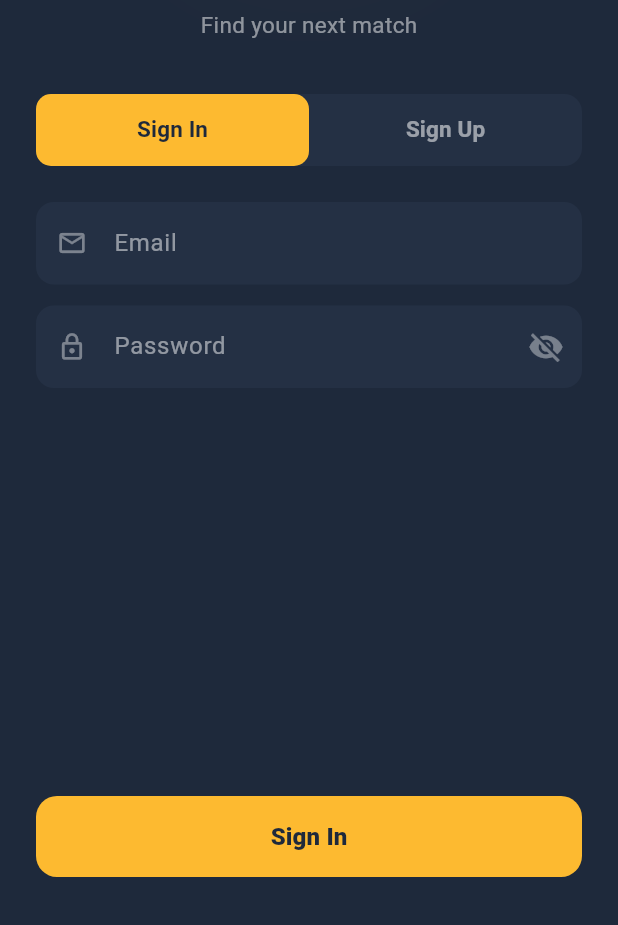
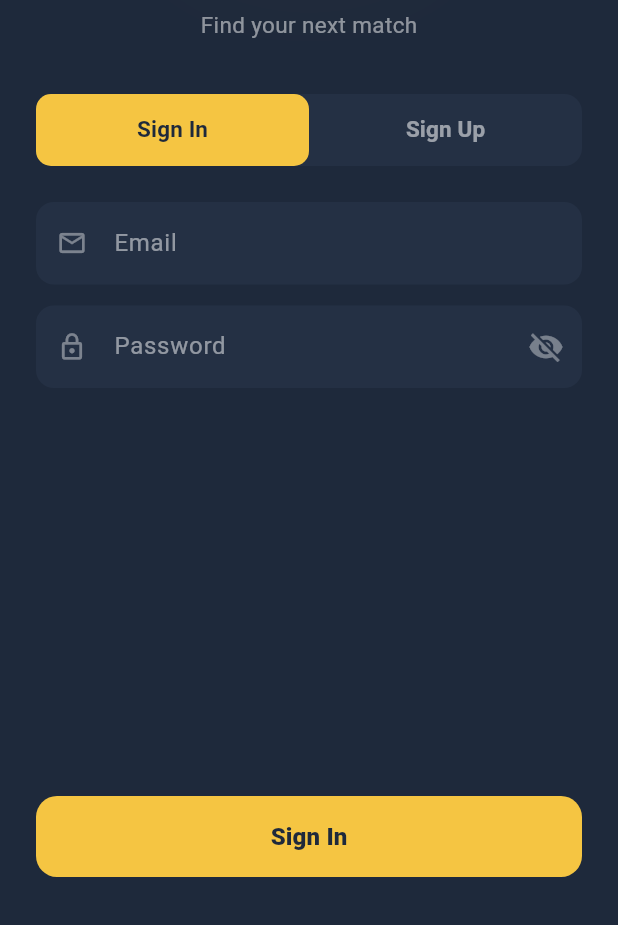
Before and after one commit to callmenoche/game-on, a Flutter app: the screen it shows after launch, on a phone screen of 412 x 824 dp, the part 311-1236 px from its top. Run offline on Flutter 3.47's test engine with Material 3 defaults, Android fonts, the phone set to English and light mode, and no system bars; our stand-ins replace app_links, cached_network_image, connectivity_plus, geolocator, go_router, image_picker and 5 more; accounts and stored records are empty.

Commit message:
feat: UI polish — softer palette, creator badge, card refinements, splash fix
- Soften saffron 0xFFFDBA30 → 0xFFF5C542 (warmer gold, less electric)
- Dark mode body text opacity: 0.87 primary, 0.70 secondary (less glare)
- Match cards: sport-tinted gradient bg, dual-layer softer shadows,
  tap scale animation (0.975), creator badge with avatar, refined typography
- Feed: segmented control rounded corners + unselected bg, sport filter
  bar height 42 + right-edge fade mask for scroll hint
- Match model: creatorUsername/creatorAvatarUrl from joined profiles
- MatchService: fetchOpenMatches joins profiles for creator info
- Splash: replace Opacity+Transform.scale with FadeTransition+ScaleTransition
  to fix blurry logo (offscreen rasterisation at reduced scale)
- Profile: remove id/username from toJson update payload, revert optimistic
  update on save failure, stay in edit mode on error

Co-Authored-By: Claude Opus 4.6 <noreply@anthropic.com>

```diff
--- a/lib/main.dart
+++ b/lib/main.dart
@@ -242,10 +242,19 @@ class _GameOnAppState extends State<GameOnApp> {
         ),
       ),
 
-      textTheme: const TextTheme(
-        headlineLarge: TextStyle(fontWeight: FontWeight.w900, letterSpacing: -1),
-        headlineMedium: TextStyle(fontWeight: FontWeight.w800),
-        titleLarge: TextStyle(fontWeight: FontWeight.w700),
+      textTheme: TextTheme(
+        headlineLarge: const TextStyle(fontWeight: FontWeight.w900, letterSpacing: -1),
+        headlineMedium: const TextStyle(fontWeight: FontWeight.w800),
+        titleLarge: const TextStyle(fontWeight: FontWeight.w700),
+        bodyLarge: isDark
+            ? TextStyle(color: Colors.white.withValues(alpha: 0.87))
+            : null,
+        bodyMedium: isDark
+            ? TextStyle(color: Colors.white.withValues(alpha: 0.87))
+            : null,
+        bodySmall: isDark
+            ? TextStyle(color: Colors.white.withValues(alpha: 0.70))
+            : null,
       ),
     );
   }
--- a/lib/models/match.dart
+++ b/lib/models/match.dart
@@ -123,6 +123,8 @@ class Match {
   final String? groupId; // null = public match
   final String? title;
   final String? description;
+  final String? creatorUsername;
+  final String? creatorAvatarUrl;
 
   const Match({
     required this.id,
@@ -142,6 +144,8 @@ class Match {
     this.groupId,
     this.title,
     this.description,
+    this.creatorUsername,
+    this.creatorAvatarUrl,
   });
 
   bool get isUnlimited => totalSpots == null;
@@ -187,6 +191,8 @@ class Match {
         groupId: json['group_id'] as String?,
         title: json['title'] as String?,
         description: json['description'] as String?,
+        creatorUsername: (json['profiles'] as Map<String, dynamic>?)?['username'] as String?,
+        creatorAvatarUrl: (json['profiles'] as Map<String, dynamic>?)?['avatar_url'] as String?,
       );
 
   // Keep label as English fallback (used in non-UI contexts like search).
@@ -213,6 +219,8 @@ class Match {
     DateTime? confirmedAt,
     String? title,
     String? description,
+    String? creatorUsername,
+    String? creatorAvatarUrl,
   }) =>
       Match(
         id: id,
@@ -232,6 +240,8 @@ class Match {
         groupId: groupId,
         title: title ?? this.title,
         description: description ?? this.description,
+        creatorUsername: creatorUsername ?? this.creatorUsername,
+        creatorAvatarUrl: creatorAvatarUrl ?? this.creatorAvatarUrl,
       );
 }
 
--- a/lib/models/profile.dart
+++ b/lib/models/profile.dart
@@ -60,9 +60,9 @@ class Profile {
         showGender: json['show_gender'] as bool? ?? true,
       );
 
+  /// Serialises mutable fields for DB updates.
+  /// Excludes [id] (PK) and [username] (immutable after onboarding).
   Map<String, dynamic> toJson() => {
-        'id': id,
-        'username': username,
         'bio': bio,
         'favorite_sports': favoriteSports,
         'availability_json': availabilityJson,
--- a/lib/providers/profile_provider.dart
+++ b/lib/providers/profile_provider.dart
@@ -129,6 +129,7 @@ class ProfileProvider extends ChangeNotifier {
     try {
       _profile = await _service.updateProfile(updated);
     } catch (_) {
+      _profile = current; // revert optimistic update
       _error = 'Failed to save profile.';
     }
     notifyListeners();
--- a/lib/screens/profile_screen.dart
+++ b/lib/screens/profile_screen.dart
@@ -113,6 +113,9 @@ class _ProfileScreenState extends State<ProfileScreen> {
         backgroundColor: Colors.redAccent,
       ));
       context.read<ProfileProvider>().clearError();
+      // Stay in edit mode so the user can retry
+      setState(() => _saving = false);
+      return;
     }
     setState(() {
       _saving = false;
--- a/lib/services/match_service.dart
+++ b/lib/services/match_service.dart
@@ -14,7 +14,7 @@ class MatchService {
 
   Future<List<Match>> fetchOpenMatches({SportType? sport, int offset = 0}) async {
     var query = _matches
-        .select()
+        .select('*, profiles!matches_creator_id_fkey(username, avatar_url)')
         .eq('status', 'open');
 
     if (sport != null) {
--- a/lib/widgets/game_on_logo.dart
+++ b/lib/widgets/game_on_logo.dart
@@ -61,7 +61,7 @@ class GameOnLogoContainer extends StatelessWidget {
 class GameOnBrand {
   GameOnBrand._();
 
-  static const Color saffron    = Color(0xFFFDBA30); // primary / logo
+  static const Color saffron    = Color(0xFFF5C542); // primary / logo (warmer gold)
   static const Color slateDark  = Color(0xFF1E293B); // scaffold / bg
   static const Color slateCard  = Color(0xFF243044); // card / surface
   static const Color slateLight = Color(0xFF334155); // hover / border
```
Also changed, not shown: lib/screens/feed_screen.dart (+14 -4 lines), lib/screens/splash_screen.dart (+22 -21 lines), lib/widgets/match_card.dart (+173 -49 lines).
